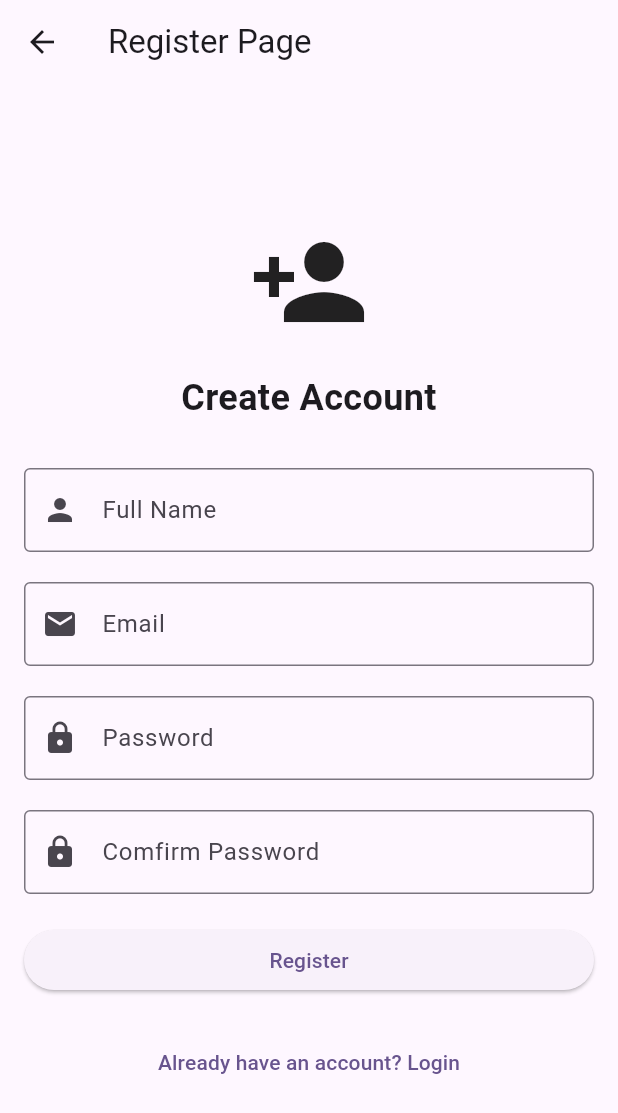
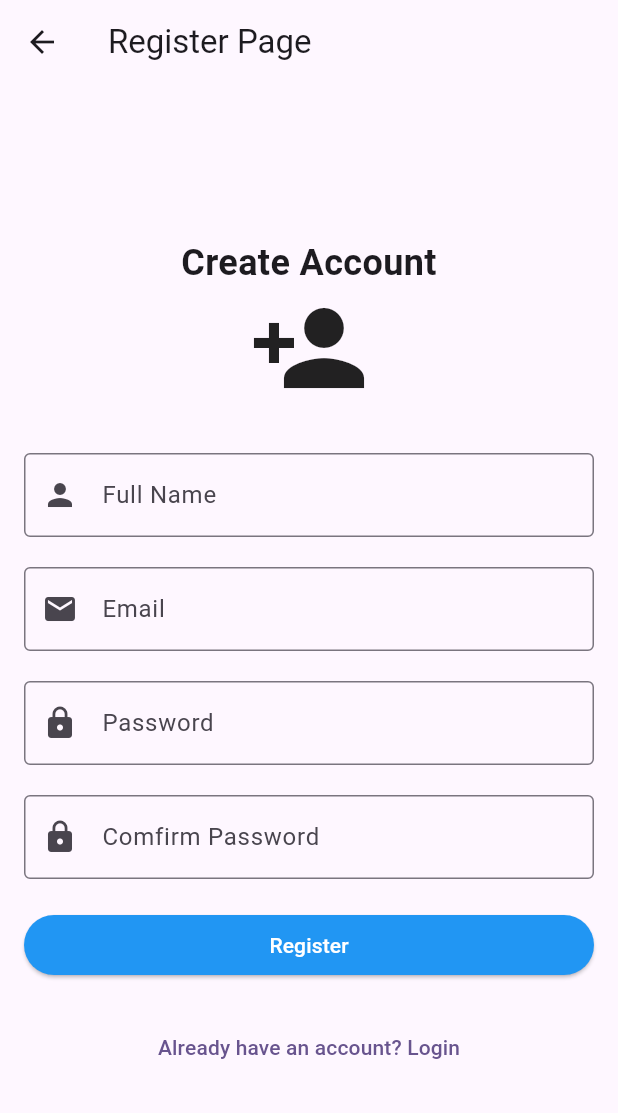
Before and after one commit to vishvaraj789/student_attendace_app, a Flutter app: the RegisterPage screen opened directly, on a phone screen of 412 x 824 dp. Shown: the top 1113 px of the screen. Run offline on Flutter 3.47's test engine with Material 3 defaults, Android fonts, the phone set to English and light mode, and no system bars.

Commit message:
register page update

```diff
--- a/lib/home_page.dart
+++ b/lib/home_page.dart
@@ -15,7 +15,7 @@ class _HomePageState extends State<HomePage>{
         title: const Text("Home Page"),
       ),
       body: Center(
-        child: const Text("Home page"),
+      child: const Text("home page"),
       ),
     );
   }
--- a/lib/login_page.dart
+++ b/lib/login_page.dart
@@ -116,7 +116,6 @@ class _LoginPageState extends State<LoginPage> {
                             MaterialPageRoute(builder: (context) => const RegisterPage()));},
                       child: const Text("Don't have an account? Sign Up")
                   ),
-
                   ],
                 )
               )
--- a/lib/register_page.dart
+++ b/lib/register_page.dart
@@ -32,12 +32,6 @@ class _RegisterPageState extends State<RegisterPage> {
               child: Column(
                 crossAxisAlignment: CrossAxisAlignment.stretch,
                 children: [
-                  const Icon(
-                    Icons.person_add,
-                    size: 80,
-                  ),
-
-                  const SizedBox(height: 20),
 
                   const Text(
                     "Create Account",
@@ -46,6 +40,12 @@ class _RegisterPageState extends State<RegisterPage> {
                       fontSize: 24,
                       fontWeight: FontWeight.bold,
                     ),
+                  ),
+
+
+                  const Icon(
+                    Icons.person_add,
+                    size: 80,
                   ),
 
                   const SizedBox(height: 30),
@@ -104,7 +104,10 @@ class _RegisterPageState extends State<RegisterPage> {
                       Navigator.push(context,
                           MaterialPageRoute(builder: (context) => const HomePage()));
                     },
-                    child: const Text("Register"),
+                    style: ButtonStyle(
+                      backgroundColor: MaterialStateProperty.all(Colors.blue),
+                    ),
+                    child: const Text("Register", style:  TextStyle(color: Colors.white),),
                   ),
 
                   const SizedBox(height: 20),
```
